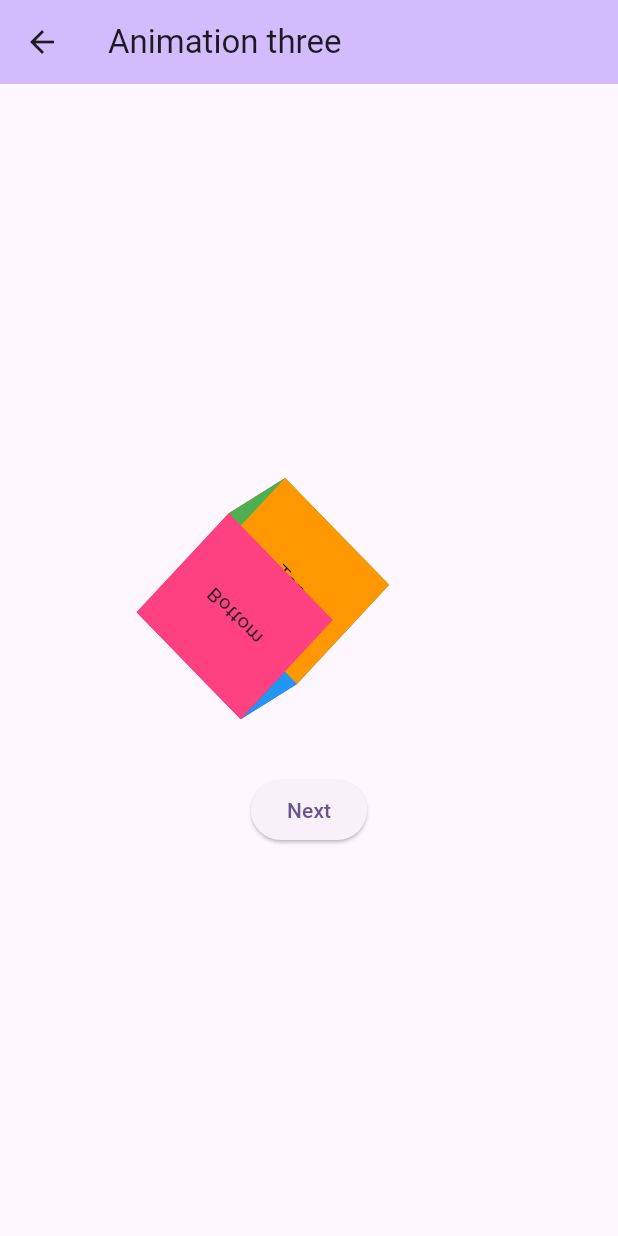
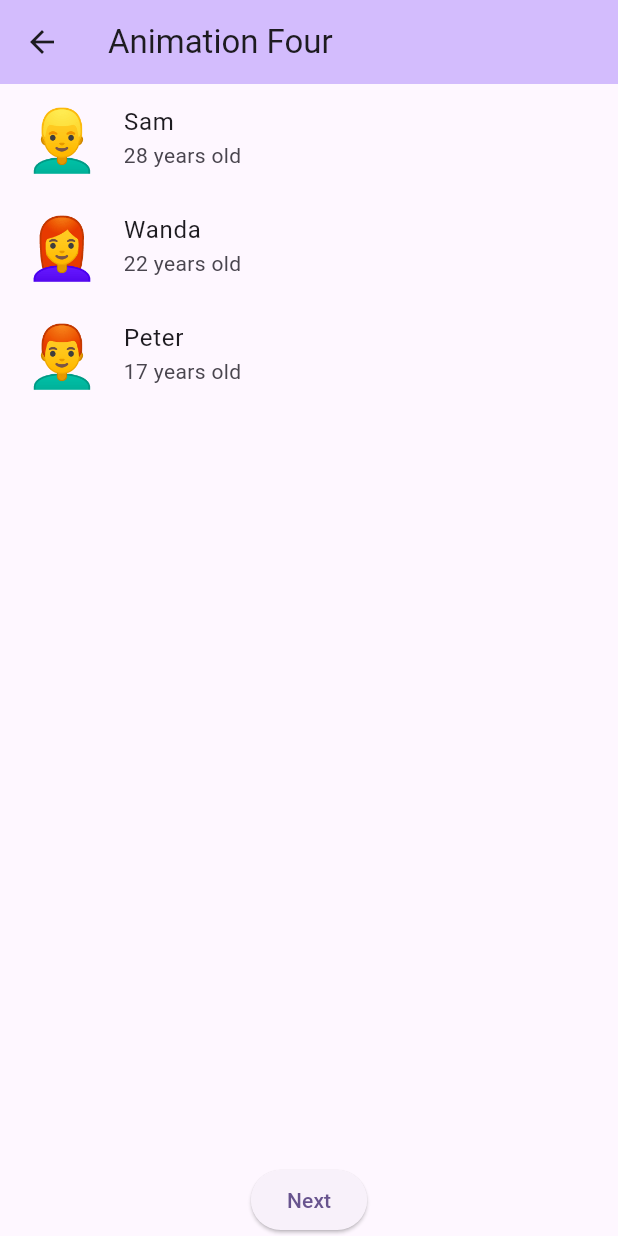
Before and after one commit to EasinHosen/animation_practice_flutter, a Flutter app: the ExampleThreePage screen opened by its route, after a tap on "Next", on a phone screen of 412 x 824 dp. Run offline on Flutter 3.47's test engine with Material 2 defaults, Android fonts, the phone set to English and light mode, and no system bars.

Commit message:
feat: example four hero animation added

```diff
--- /dev/null
+++ b/lib/pages/example_four_page.dart
@@ -0,0 +1,80 @@
+import 'package:animation_practice/pages/example_four_page2.dart';
+import 'package:flutter/material.dart';
+
+class ExampleFourPage extends StatefulWidget {
+  const ExampleFourPage({super.key});
+  static const String routeName = '/example_four_page';
+
+  @override
+  State<ExampleFourPage> createState() => _ExampleFourPageState();
+}
+
+class _ExampleFourPageState extends State<ExampleFourPage> {
+  @override
+  Widget build(BuildContext context) {
+    final List<Person> people = [
+      Person(name: 'Sam', emoji: '👱‍♂️', age: 28),
+      Person(name: 'Wanda', emoji: '👩‍🦰', age: 22),
+      Person(name: 'Peter', emoji: '👨‍🦰', age: 17),
+    ];
+    return Scaffold(
+      appBar: AppBar(
+        title: const Text('Animation Four'),
+        backgroundColor: Theme.of(context).colorScheme.inversePrimary,
+      ),
+      body: Center(
+        child: Column(
+          mainAxisAlignment: MainAxisAlignment.center,
+          children: [
+            Expanded(
+              child: ListView.builder(
+                primary: false,
+                shrinkWrap: true,
+                itemCount: people.length,
+                itemBuilder: (context, index) {
+                  final person = people[index];
+                  return ListTile(
+                    onTap: () {
+                      Navigator.of(context).pushNamed(
+                        ExampleFourPage2.routeName,
+                        arguments: {'argument': person},
+                      );
+                    },
+                    title: Text(person.name),
+                    subtitle: Text('${person.age} years old'),
+                    leading: Hero(
+                      tag: person.emoji,
+                      child: Text(
+                        person.emoji,
+                        style: const TextStyle(fontSize: 40),
+                      ),
+                    ),
+                  );
+                },
+              ),
+            ),
+            const SizedBox(
+              height: 20,
+            ),
+            ElevatedButton(
+                onPressed: () {
+                  // Navigator.pushNamed(context, ExampleFourPage.routeName);
+                },
+                child: const Text('Next'))
+          ],
+        ),
+      ),
+    );
+  }
+}
+
+class Person {
+  String name, emoji;
+  int age;
+
+  Person({
+    required this.name,
+    required this.emoji,
+    required this.age,
+  });
+}
--- a/lib/pages/example_three_page.dart
+++ b/lib/pages/example_three_page.dart
@@ -1,6 +1,8 @@
 import 'dart:math';
 
 import 'package:flutter/material.dart';
+
+import 'example_four_page.dart';
 
 class ExampleThreePage extends StatefulWidget {
   const ExampleThreePage({super.key});
@@ -184,7 +186,7 @@ class _ExampleThreePageState extends State<ExampleThreePage>
             ),
             ElevatedButton(
                 onPressed: () {
-                  // Navigator.pushNamed(context, ExampleThreePage.routeName);
+                  Navigator.pushNamed(context, ExampleFourPage.routeName);
                 },
                 child: const Text('Next'))
           ],
--- a/lib/utils/app_routes.dart
+++ b/lib/utils/app_routes.dart
@@ -1,7 +1,9 @@
-import 'package:animation_practice/pages/example_one_page.dart';
-import 'package:animation_practice/pages/example_three_page.dart';
+import 'package:animation_practice/pages/example_four_page2.dart';
 import 'package:flutter/material.dart';
 
+import '../pages/example_four_page.dart';
+import '../pages/example_one_page.dart';
+import '../pages/example_three_page.dart';
 import '../pages/example_two_page.dart';
 
 class AppRoute {
@@ -9,5 +11,7 @@ class AppRoute {
     ExampleOnePage.routeName: (context) => const ExampleOnePage(),
     ExampleTwoPage.routeName: (context) => const ExampleTwoPage(),
     ExampleThreePage.routeName: (context) => const ExampleThreePage(),
+    ExampleFourPage.routeName: (context) => const ExampleFourPage(),
+    ExampleFourPage2.routeName: (context) => const ExampleFourPage2(),
   };
 }
```
Also changed, not shown: lib/pages/example_four_page2.dart (added, +74 -0 lines).
